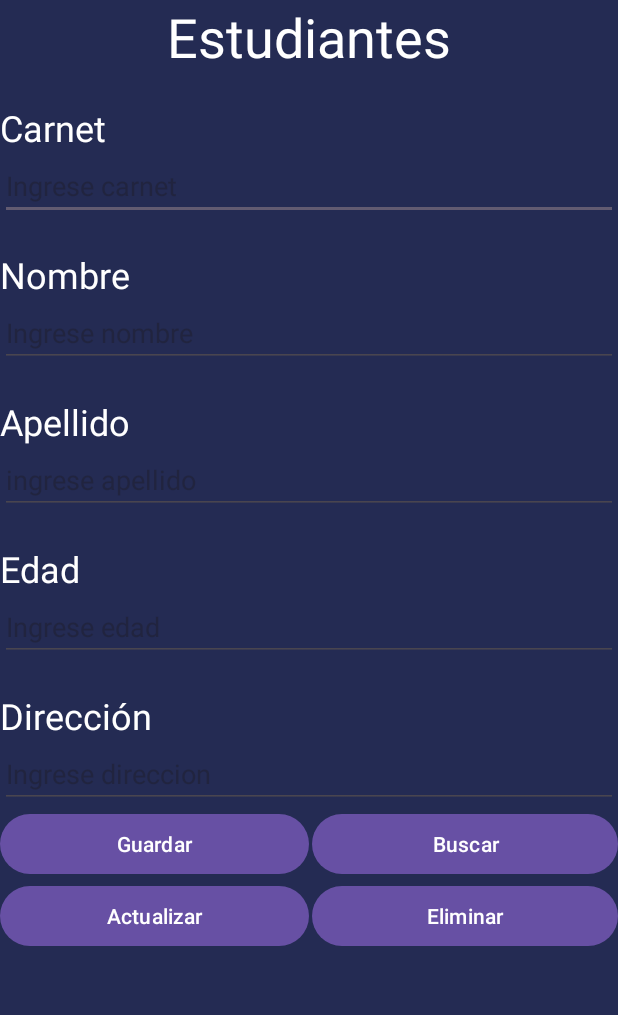
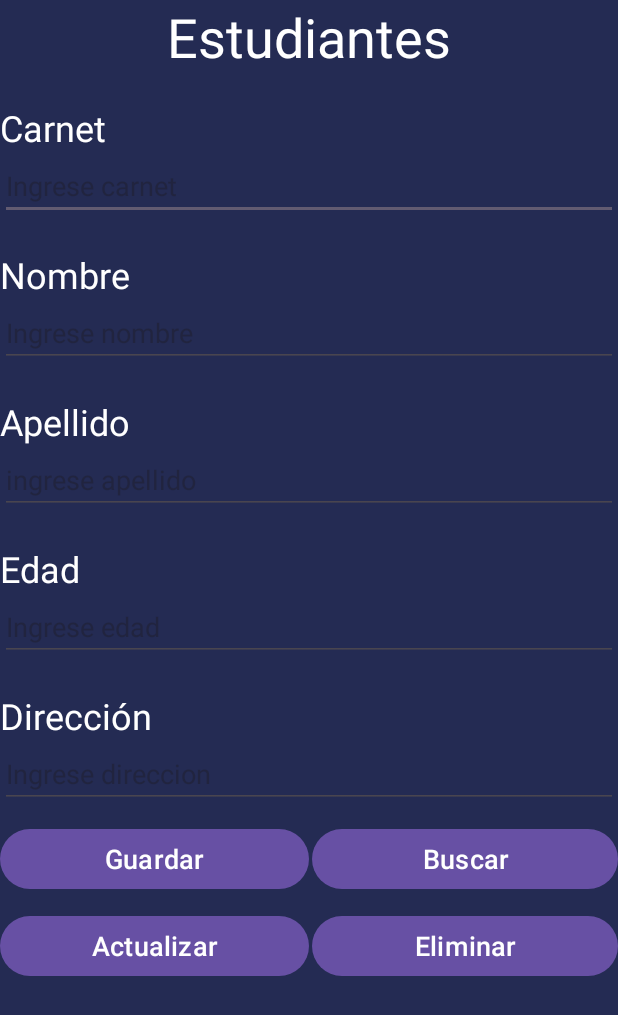
Before and after one commit to Petter99/Primer_app_BD, an Android app: the screen it shows after launch (MainActivity), on a phone screen of 412 x 824 dp. Shown: the top 1015 px of the screen. Run offline under Robolectric (Android 15) with nearby library versions, the phone set to English and light mode, and no system bars.

```diff
--- a/app/src/main/res/layout/activity_main.xml
+++ b/app/src/main/res/layout/activity_main.xml
@@ -115,7 +115,9 @@
             android:layout_width="match_parent"
             android:layout_height="wrap_content"
             android:layout_weight="1"
-            android:text="Guardar" />
+            android:text="Guardar"
+            android:layout_marginTop="10dp"
+            android:textSize="18sp"/>
 
         <Button
             android:id="@+id/btn_buscar"
@@ -123,13 +125,16 @@
             android:layout_height="wrap_content"
             android:layout_marginLeft="2dp"
             android:layout_weight="1"
-            android:text="Buscar" />
+            android:text="Buscar"
+            android:layout_marginTop="10dp"
+
+            android:textSize="18sp"/>
 
     </LinearLayout>
 
     <LinearLayout
         android:layout_width="match_parent"
-        android:layout_height="match_parent"
+        android:layout_height="wrap_content"
         android:layout_weight="1"
         android:orientation="horizontal">
 
@@ -138,7 +143,10 @@
             android:layout_width="match_parent"
             android:layout_height="wrap_content"
             android:layout_weight="1"
-            android:text="Actualizar" />
+            android:text="Actualizar"
+            android:layout_marginTop="10dp"
+            android:textSize="18sp"
+            />
 
         <Button
             android:id="@+id/btn_eliminar"
@@ -146,7 +154,10 @@
             android:layout_height="wrap_content"
             android:layout_marginLeft="2dp"
             android:layout_weight="1"
-            android:text="Eliminar" />
+            android:text="Eliminar"
+            android:layout_marginTop="10dp"
+            android:textSize="18sp"
+            />
 
     </LinearLayout>
 
```
Also changed, not shown: app/src/main/java/com/example/app/AdminSql.java (added, +25 -0 lines), app/src/main/java/com/example/app/MainActivity.java (+105 -1 lines).
